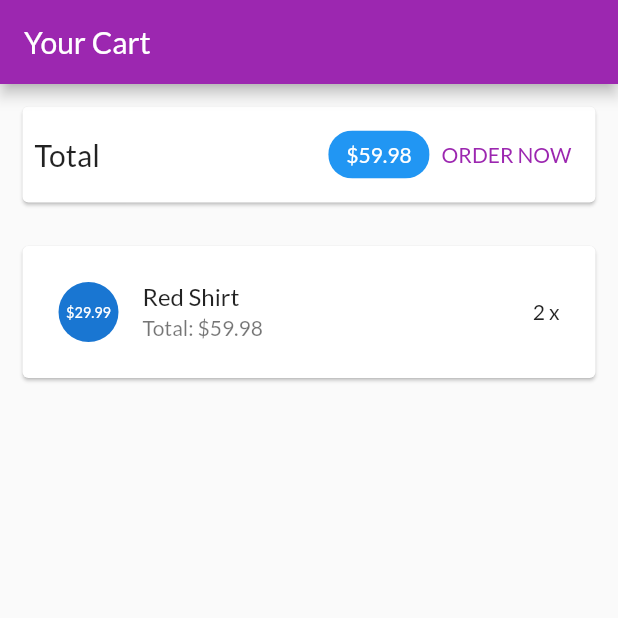
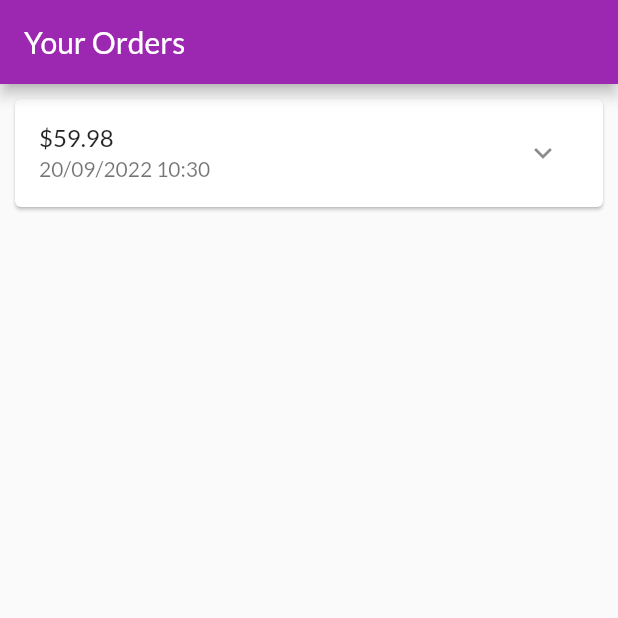
Before and after one commit to DongBichThucNuB1910560/Myshop_uddd, a Flutter app: the screen it shows after launch, on a phone screen of 412 x 824 dp, the top half of it. Run offline on Flutter 3.47's test engine with Material 2 defaults, Android fonts, the phone set to English and light mode, and no system bars.

Commit message:
Xay dung trang cac dat hang

```diff
--- a/lib/main.dart
+++ b/lib/main.dart
@@ -1,10 +1,12 @@
 import 'package:flutter/material.dart';
+import 'package:myshop/ui/orders/orders_screen.dart';
 import 'package:myshop/ui/products/user_products_screen.dart';
 import 'ui/products/product_detail_screen.dart';
 import 'ui/products/products_manager.dart';
 import 'ui/products/product_overview_screen.dart';
 import 'ui/products/user_products_screen.dart';
 import 'ui/cart/cart_screen.dart';
+import 'ui/orders/orders_screen.dart';
 
 void main() {
   runApp(const MyApp());
@@ -25,7 +27,7 @@ class MyApp extends StatelessWidget {
             secondary: Colors.deepOrange,
           )),
       home: const SafeArea(
-        child: CartScreen(),
+        child: OrderScreen(),
       ),
     );
   }
--- /dev/null
+++ b/lib/models/order_item.dart
@@ -0,0 +1,32 @@
+import 'cart_item.dart';
+
+class OrderItem {
+  final String? id;
+  final double amount;
+  final List<CartItem> products;
+  final DateTime dateTime;
+
+  int get productCount {
+    return products.length;
+  }
+
+  OrderItem({
+    this.id,
+    required this.amount,
+    required this.products,
+    DateTime? dateTime,
+  }) : dateTime = dateTime ?? DateTime.now();
+
+  OrderItem copyWith({
+    String? id,
+    double? amount,
+    List<CartItem>? products,
+    DateTime? dateTime,
+  }) {
+    return OrderItem(
+        id: id ?? this.id,
+        amount: amount ?? this.amount,
+        products: products ?? this.products,
+        dateTime: dateTime ?? this.dateTime);
+  }
+}
--- /dev/null
+++ b/lib/ui/orders/order_item_card.dart
@@ -0,0 +1,81 @@
+import 'dart:math';
+
+import 'package:flutter/material.dart';
+import 'package:intl/intl.dart';
+
+import '../../models/order_item.dart';
+
+class OrderItemCard extends StatefulWidget {
+  final OrderItem order;
+
+  const OrderItemCard(this.order, {super.key});
+
+  @override
+  State<OrderItemCard> createState() => _OrderItemCardState();
+}
+
+class _OrderItemCardState extends State<OrderItemCard> {
+  var _expanded = false;
+
+  @override
+  Widget build(BuildContext context) {
+    return Card(
+      margin: const EdgeInsets.all(10),
+      child: Column(
+        children: <Widget>[
+          buildOrderSummary(),
+          if (_expanded) buildOrderDetails()
+        ],
+      ),
+    );
+  }
+
+  Widget buildOrderDetails() {
+    return Container(
+      padding: const EdgeInsets.symmetric(horizontal: 15, vertical: 4),
+      height: min(widget.order.productCount * 20.0 + 10, 100),
+      child: ListView(
+        children: widget.order.products
+            .map(
+              (prod) => Row(
+                mainAxisAlignment: MainAxisAlignment.spaceBetween,
+                children: <Widget>[
+                  Text(
+                    prod.title,
+                    style: const TextStyle(
+                      fontSize: 18,
+                      fontWeight: FontWeight.bold,
+                    ),
+                  ),
+                  Text(
+                    '${prod.quantity}x \$${prod.price}',
+                    style: const TextStyle(
+                      fontSize: 18,
+                      color: Colors.grey,
+                    ),
+                  )
+                ],
+              ),
+            )
+            .toList(),
+      ),
+    );
+  }
+
+  Widget buildOrderSummary() {
+    return ListTile(
+      title: Text('\$${widget.order.amount}'),
+      subtitle: Text(
+        DateFormat('dd/MM/yyyy hh:mm').format(widget.order.dateTime),
+      ),
+      trailing: IconButton(
+        icon: Icon(_expanded ? Icons.expand_less : Icons.expand_more),
+        onPressed: (){
+          setState(() {
+            _expanded = !_expanded;
+          });
+        },
+      ),
+    );
+  }
+}
--- /dev/null
+++ b/lib/ui/orders/order_manager.dart
@@ -0,0 +1,23 @@
+import 'package:flutter/foundation.dart';
+
+import '../../models/cart_item.dart';
+import '../../models/order_item.dart';
+
+class OrderManager with ChangeNotifier{
+  final List<OrderItem> _orders = [
+    OrderItem(
+      id: 'o1',
+      amount: 59.98,
+      products: [
+        CartItem(id: 'c1', title: 'Red Shirt', quantity: 2, price: 29.99)
+      ],
+      dateTime: DateTime.now(),
+    )
+  ];
+  int get orderCount{
+    return _orders.length;
+  }
+  List<OrderItem> get orders{
+    return [..._orders];
+  }
+}
--- /dev/null
+++ b/lib/ui/orders/orders_screen.dart
@@ -0,0 +1,21 @@
+import 'package:flutter/material.dart';
+import 'order_manager.dart';
+import 'order_item_card.dart';
+
+class OrderScreen extends StatelessWidget{
+  const OrderScreen({super.key});
+  @override
+  Widget build(BuildContext context){
+    print('building orders');
+    final ordersManager = OrderManager();
+    return Scaffold(
+      appBar: AppBar(
+        title: const Text('Your Orders'),
+      ),
+      body: ListView.builder(
+        itemCount: ordersManager.orderCount,
+        itemBuilder: (ctx, i)=> OrderItemCard(ordersManager.orders[i]),
+      ),
+    );
+  }
+}
--- a/pubspec.yaml
+++ b/pubspec.yaml
@@ -33,6 +33,7 @@ dependencies:
   # The following adds the Cupertino Icons font to your application.
   # Use with the CupertinoIcons class for iOS style icons.
   cupertino_icons: ^1.0.2
+  intl: ^0.17.0
 
 dev_dependencies:
   flutter_test:
```
Also changed, not shown: pubspec.lock.
